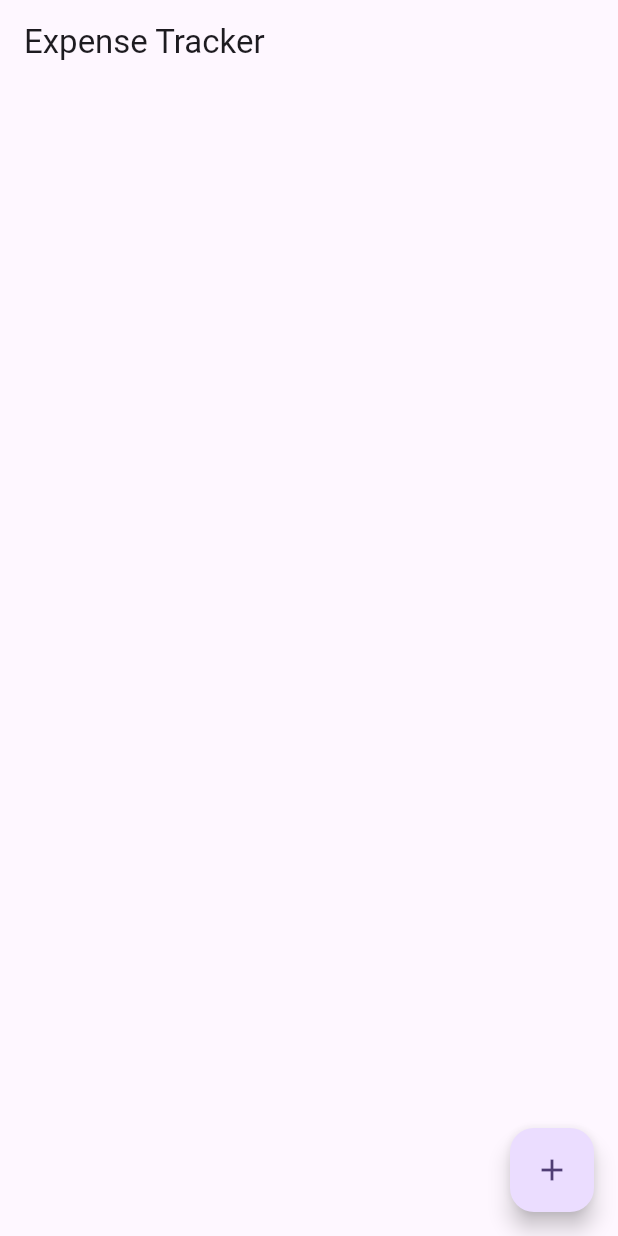
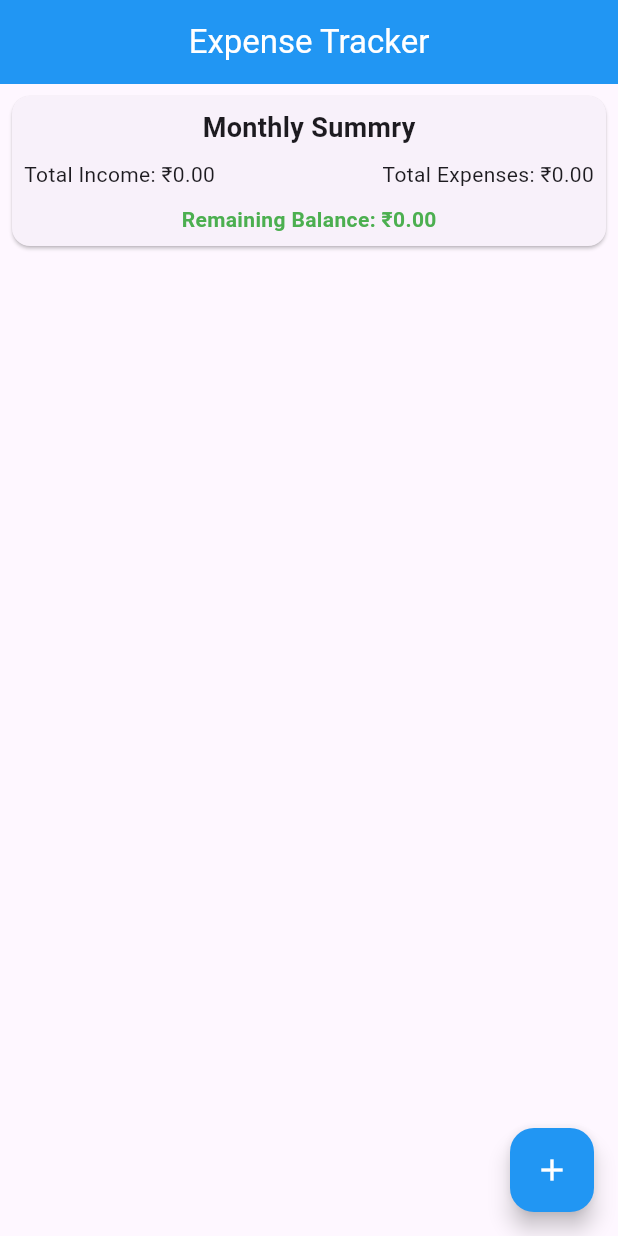
Before and after one commit to Yash-Gupta001/expense_tracker_provider, a Flutter app: the screen it shows after launch, on a phone screen of 412 x 824 dp. Run offline on Flutter 3.47's test engine with Material 3 defaults, Android fonts, the phone set to English and light mode, and no system bars.

Commit message:
basic expense tracker app in provider state management completed

```diff
--- a/lib/main.dart
+++ b/lib/main.dart
@@ -1,5 +1,7 @@
+import 'package:expense_tracker_provider/provider/transaction_provider.dart';
 import 'package:expense_tracker_provider/view/home_screen.dart';
 import 'package:flutter/material.dart';
+import 'package:provider/provider.dart';
 
 void main() {
   runApp(const MyApp());
@@ -10,13 +12,17 @@ class MyApp extends StatelessWidget {
 
   @override
   Widget build(BuildContext context) {
-    return MaterialApp(
-      debugShowCheckedModeBanner: false,
-      title: 'Flutter Demo',
-      theme: ThemeData(
-        colorScheme: ColorScheme.fromSeed(seedColor: Colors.deepPurple),
+    return ChangeNotifierProvider(
+
+      create: (context) => TransactionProvider(),
+      child: MaterialApp(
+        debugShowCheckedModeBanner: false,
+        title: 'Flutter Demo',
+        theme: ThemeData(
+          colorScheme: ColorScheme.fromSeed(seedColor: Colors.deepPurple),
+        ),
+        home: HomeScreen(),
       ),
-      home: HomeScreen(),
     );
   }
 }
--- a/lib/provider/transaction_provider.dart
+++ b/lib/provider/transaction_provider.dart
@@ -37,6 +37,4 @@ class TransactionProvider with ChangeNotifier {
     notifyListeners();
   }
 
-  /// method to
-
 }
--- a/lib/view/home_screen.dart
+++ b/lib/view/home_screen.dart
@@ -1,3 +1,6 @@
+import 'package:expense_tracker_provider/widget/add_transaction.dart';
+import 'package:expense_tracker_provider/widget/summary_card.dart';
+import 'package:expense_tracker_provider/widget/transaction_list.dart';
 import 'package:flutter/material.dart';
 
 class HomeScreen extends StatelessWidget {
@@ -6,18 +9,27 @@ class HomeScreen extends StatelessWidget {
   @override
   Widget build(BuildContext context) {
     return Scaffold(
-      appBar: AppBar(title: Text('Expense Tracker')),
+      appBar: AppBar(
+        title: Text('Expense Tracker', style: TextStyle(color: Colors.white)),
+        centerTitle: true,
+        backgroundColor: Colors.blue,
+      ),
       body: Column(
         children: [
-
-            ],
-          ),
-          floatingActionButton: FloatingActionButton(
-            onPressed: (){
-
-            },
-            child:Icon(Icons.add),
-            ),
+          SummaryCard(),
+          Expanded(child: TransactionList()),
+        ],
+      ),
+      floatingActionButton: FloatingActionButton(
+        backgroundColor: Colors.blue,
+        onPressed: () {
+          showModalBottomSheet(
+            context: context,
+            builder: (_) => AddTransaction(),
+          );
+        },
+        child: Icon(Icons.add, color: Colors.white),
+      ),
     );
   }
 }
--- /dev/null
+++ b/lib/widget/summary_card.dart
@@ -0,0 +1,48 @@
+import 'package:expense_tracker_provider/provider/transaction_provider.dart';
+import 'package:flutter/material.dart';
+import 'package:provider/provider.dart';
+
+class SummaryCard extends StatelessWidget {
+  const SummaryCard({super.key});
+
+  @override
+  Widget build(BuildContext context) {
+    final transactionProvider = Provider.of<TransactionProvider>(context);
+    return Card(
+      margin: EdgeInsets.all(8),
+      child: Padding(
+        padding: const EdgeInsets.all(8.0),
+        child: Column(
+          children: [
+            Text(
+              'Monthly Summry',
+              style: TextStyle(fontSize: 18, fontWeight: FontWeight.bold),
+            ),
+            SizedBox(height: 8),
+            Row(
+              mainAxisAlignment: MainAxisAlignment.spaceBetween,
+              children: [
+                Text(
+                  'Total Income: \₹${transactionProvider.totalIncome.toStringAsFixed(2)}',
+                ),
+                Text(
+                  'Total Expenses: \₹${transactionProvider.totalExpenses.toStringAsFixed(2)}',
+                ),
+              ],
+            ),
+            SizedBox(height: 10),
+            Text(
+              'Remaining Balance: ₹${transactionProvider.remainingBalance.toStringAsFixed(2)}',
+              style: TextStyle(
+                fontWeight: FontWeight.bold,
+                color: transactionProvider.remainingBalance < 0
+                    ? Colors.red
+                    : Colors.green,
+              ),
+            ),
+          ],
+        ),
+      ),
+    );
+  }
+}
--- /dev/null
+++ b/lib/widget/transaction_list.dart
@@ -0,0 +1,34 @@
+import 'package:expense_tracker_provider/provider/transaction_provider.dart';
+import 'package:flutter/material.dart';
+import 'package:provider/provider.dart';
+
+class TransactionList extends StatelessWidget {
+  const TransactionList({super.key});
+
+  @override
+  Widget build(BuildContext context) {
+    final transactionProvider = Provider.of<TransactionProvider>(context);
+    return ListView.builder(
+      itemCount: transactionProvider.transaction.length,
+      itemBuilder: (ctx, index) {
+        final tx = transactionProvider.transaction[index];
+        return GestureDetector(
+          onLongPress: () {
+            transactionProvider.removeTransaction(tx.id);
+          },
+          child: ListTile(
+            title: Text(tx.title),
+            subtitle: Text(tx.date.toString()),
+            trailing: Text(
+              '₹${tx.amount.toStringAsFixed(2)}',
+              style: TextStyle(
+                color: tx.isIncome ? Colors.green : Colors.red,
+                fontWeight: FontWeight.bold,
+              ),
+            ),
+          ),
+        );
+      },
+    );
+  }
+}
```
Also changed, not shown: lib/widget/add_transaction.dart (+31 -17 lines).
